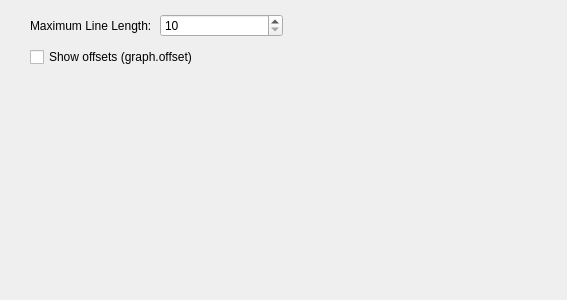
This is src/dialogs/preferences/GraphOptionsWidget.ui in rizinorg/cutter as Qt 5 draws it before an edit. The edited form follows.
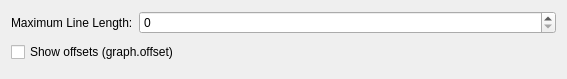
This is the edited form.

Commit message: Unify preferences layouts

```diff
--- a/src/dialogs/preferences/GraphOptionsWidget.ui
+++ b/src/dialogs/preferences/GraphOptionsWidget.ui
@@ -7,22 +7,15 @@
     <x>0</x>
     <y>0</y>
     <width>567</width>
-    <height>300</height>
+    <height>79</height>
    </rect>
   </property>
   <property name="windowTitle">
    <string>Graph</string>
   </property>
-  <widget class="QWidget" name="">
-   <property name="geometry">
-    <rect>
-     <x>30</x>
-     <y>10</y>
-     <width>253</width>
-     <height>62</height>
-    </rect>
-   </property>
-   <layout class="QGridLayout" name="gridLayout_2">
+  <layout class="QVBoxLayout" name="verticalLayout_3">
+   <item>
+    <layout class="QFormLayout" name="formLayout">
     <item row="0" column="0">
      <widget class="QLabel" name="maxColsLabel">
       <property name="text">
@@ -31,27 +24,34 @@
      </widget>
     </item>
     <item row="0" column="1">
-     <widget class="QSpinBox" name="maxColsSpinBox">
-      <property name="minimum">
-       <number>10</number>
-      </property>
-      <property name="maximum">
-       <number>999999999</number>
-      </property>
-      <property name="singleStep">
-       <number>5</number>
-      </property>
-     </widget>
-    </item>
-    <item row="1" column="0" colspan="2">
+      <widget class="QSpinBox" name="maxColsSpinBox"/>
+     </item>
+    </layout>
+   </item>
+   <item>
+    <widget class="QWidget" name="widget" native="true">
+     <property name="sizePolicy">
+      <sizepolicy hsizetype="Preferred" vsizetype="Expanding">
+       <horstretch>0</horstretch>
+       <verstretch>0</verstretch>
+      </sizepolicy>
+     </property>
      <widget class="QCheckBox" name="graphOffsetCheckBox">
+      <property name="geometry">
+       <rect>
+        <x>0</x>
+        <y>0</y>
+        <width>208</width>
+        <height>24</height>
+       </rect>
+      </property>
       <property name="text">
-       <string>Show offsets (graph.offset) </string>
+       <string>Show offsets (graph.offset)</string>
       </property>
+     </widget>
      </widget>
     </item>
    </layout>
-  </widget>
  </widget>
  <resources/>
  <connections/>
```
Lines whose indentation alone changed are shown as unchanged. The commit also changes 1 other file.
